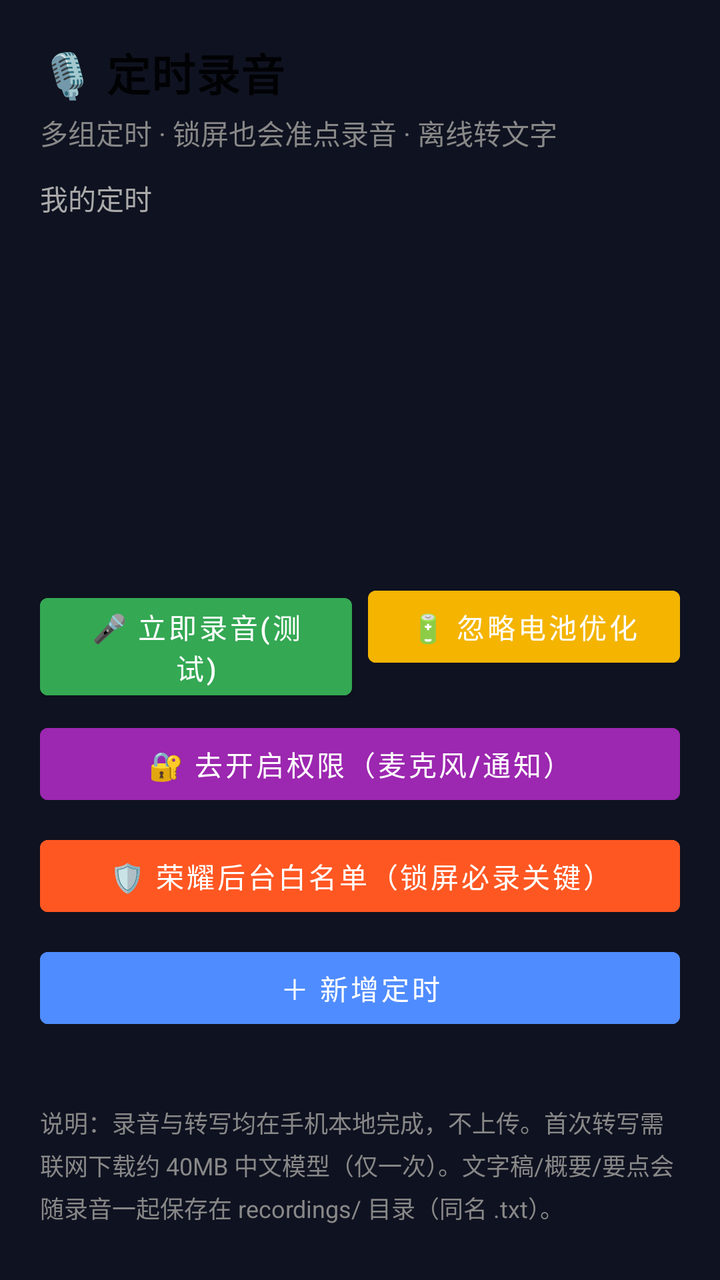
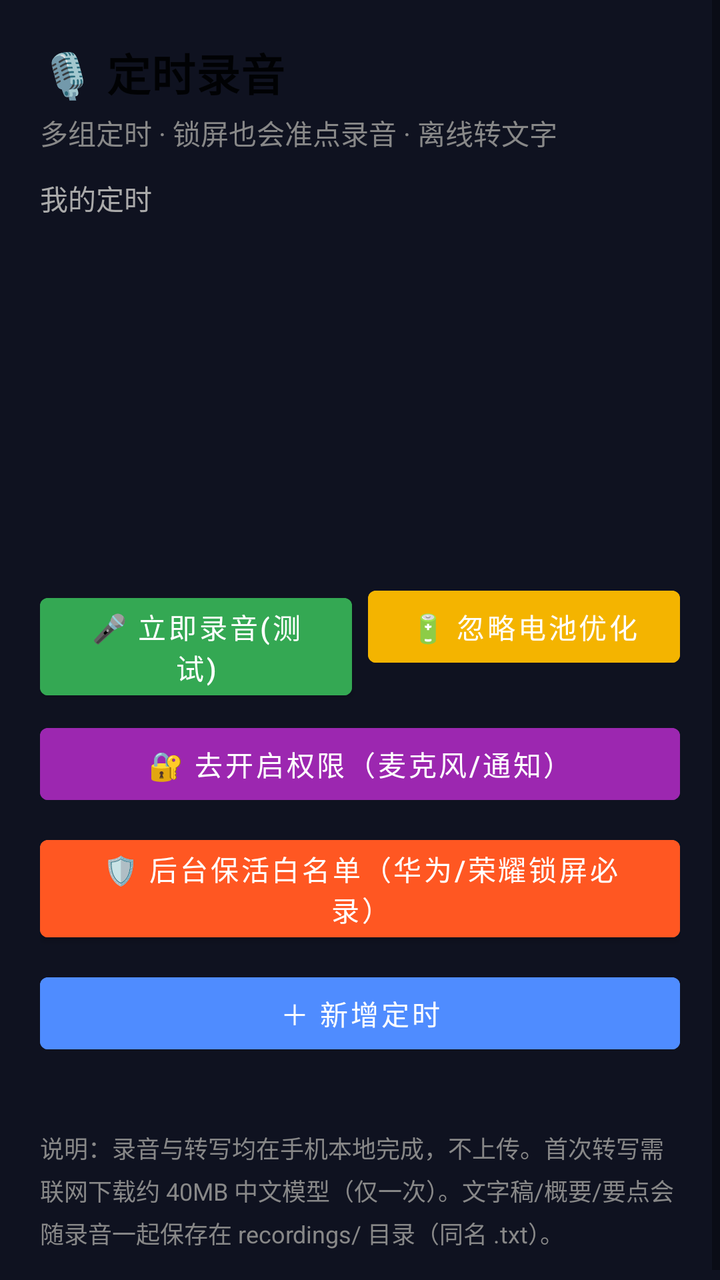

An Android layout rendered at two revisions. The XML below is the earlier revision; the diff shows what the commit changed to produce the second picture.
<!-- AndroidManifest.xml: application theme Theme.Recorder -->
<!-- res/layout/activity_main.xml -->
<?xml version="1.0" encoding="utf-8"?>
<ScrollView xmlns:android="http://schemas.android.com/apk/res/android"
    android:layout_width="match_parent"
    android:layout_height="match_parent">

    <LinearLayout
        android:layout_width="match_parent"
        android:layout_height="wrap_content"
        android:orientation="vertical"
        android:padding="20dp">

        <TextView
            style="@style/TextAppearance.MaterialComponents.Headline6"
            android:layout_width="wrap_content"
            android:layout_height="wrap_content"
            android:text="🎙 定时录音"
            android:textSize="22sp"
            android:textStyle="bold" />

        <TextView
            android:layout_width="wrap_content"
            android:layout_height="wrap_content"
            android:layout_marginTop="4dp"
            android:text="多组定时 · 锁屏也会准点录音 · 离线转文字"
            android:textColor="#888" />

        <TextView
            android:layout_width="wrap_content"
            android:layout_height="wrap_content"
            android:layout_marginTop="12dp"
            android:text="我的定时"
            android:textColor="#aaa" />

        <ListView
            android:id="@+id/listView"
            android:layout_width="match_parent"
            android:layout_height="160dp"
            android:layout_marginTop="8dp" />

        <LinearLayout
            android:layout_width="match_parent"
            android:layout_height="wrap_content"
            android:layout_marginTop="12dp"
            android:orientation="horizontal">

            <Button
                android:id="@+id/testBtn"
                android:layout_width="0dp"
                android:layout_height="wrap_content"
                android:layout_marginEnd="8dp"
                android:layout_weight="1"
                android:backgroundTint="#34a853"
                android:text="🎤 立即录音(测试)" />

            <Button
                android:id="@+id/battBtn"
                android:layout_width="0dp"
                android:layout_height="wrap_content"
                android:layout_weight="1"
                android:backgroundTint="#f4b400"
                android:text="🔋 忽略电池优化" />
        </LinearLayout>

        <Button
            android:id="@+id/permBtn"
            android:layout_width="match_parent"
            android:layout_height="wrap_content"
            android:layout_marginTop="8dp"
            android:backgroundTint="#9c27b0"
            android:text="🔐 去开启权限（麦克风/通知）" />

        <Button
            android:id="@+id/bgBtn"
            android:layout_width="match_parent"
            android:layout_height="wrap_content"
            android:layout_marginTop="8dp"
            android:backgroundTint="#ff5722"
            android:text="🛡 荣耀后台白名单（锁屏必录关键）" />

        <Button
            android:id="@+id/addBtn"
            android:layout_width="match_parent"
            android:layout_height="wrap_content"
            android:layout_marginTop="8dp"
            android:backgroundTint="#4f8cff"
            android:text="＋ 新增定时" />

        <TextView
            android:id="@+id/statusText"
            android:layout_width="match_parent"
            android:layout_height="wrap_content"
            android:layout_marginTop="10dp"
            android:lineSpacingExtra="4dp"
            android:textColor="#ccc"
            android:textSize="12sp" />

        
        <LinearLayout
            android:id="@+id/transcriptCard"
            android:layout_width="match_parent"
            android:layout_height="wrap_content"
            android:layout_marginTop="14dp"
            android:background="#1c1c1c"
            android:orientation="vertical"
            android:padding="14dp"
            android:visibility="gone">

            <LinearLayout
                android:layout_width="match_parent"
                android:layout_height="wrap_content"
                android:orientation="horizontal">

                <TextView
                    android:layout_width="0dp"
                    android:layout_height="wrap_content"
                    android:layout_weight="1"
                    android:text="📝 转写与要点"
                    android:textColor="#fff"
                    android:textSize="16sp"
                    android:textStyle="bold" />

                <Button
                    android:id="@+id/btnCopy"
                    android:layout_width="wrap_content"
                    android:layout_height="wrap_content"
                    android:backgroundTint="#4f8cff"
                    android:paddingLeft="12dp"
                    android:paddingRight="12dp"
                    android:text="复制"
                    android:textSize="12sp" />
            </LinearLayout>

            <TextView
                android:id="@+id/tvTranscriptStatus"
                android:layout_width="match_parent"
                android:layout_height="wrap_content"
                android:layout_marginTop="6dp"
                android:textColor="#ffb74d"
                android:textSize="12sp" />

            <TextView
                android:layout_width="match_parent"
                android:layout_height="wrap_content"
                android:layout_marginTop="10dp"
                android:text="概要"
                android:textColor="#90caf9"
                android:textSize="13sp" />

            <TextView
                android:id="@+id/tvSummary"
                android:layout_width="match_parent"
                android:layout_height="wrap_content"
                android:layout_marginTop="2dp"
                android:lineSpacingExtra="4dp"
                android:textColor="#eee"
                android:textSize="14sp" />

            <TextView
                android:layout_width="match_parent"
                android:layout_height="wrap_content"
                android:layout_marginTop="10dp"
                android:text="要点"
                android:textColor="#90caf9"
                android:textSize="13sp" />

            <TextView
                android:id="@+id/tvPoints"
                android:layout_width="match_parent"
                android:layout_height="wrap_content"
                android:layout_marginTop="2dp"
                android:lineSpacingExtra="4dp"
                android:textColor="#eee"
                android:textSize="14sp" />

            <TextView
                android:layout_width="match_parent"
                android:layout_height="wrap_content"
                android:layout_marginTop="10dp"
                android:text="文字稿"
                android:textColor="#90caf9"
                android:textSize="13sp" />

            <TextView
                android:id="@+id/tvText"
                android:layout_width="match_parent"
                android:layout_height="wrap_content"
                android:layout_marginTop="2dp"
                android:lineSpacingExtra="4dp"
                android:textColor="#ccc"
                android:textSize="13sp" />
        </LinearLayout>

        <TextView
            android:layout_width="match_parent"
            android:layout_height="wrap_content"
            android:layout_marginTop="8dp"
            android:lineSpacingExtra="4dp"
            android:text="说明：录音与转写均在手机本地完成，不上传。首次转写需联网下载约 40MB 中文模型（仅一次）。文字稿/概要/要点会随录音一起保存在 recordings/ 目录（同名 .txt）。"
            android:textColor="#888"
            android:textSize="12sp" />

    </LinearLayout>
</ScrollView>
<!-- resources referenced by this layout -->
<resources>
  <style name="Theme.Recorder" parent="Theme.MaterialComponents.DayNight.NoActionBar">
          <item name="colorPrimary">@color/purple_500</item>
          <item name="colorPrimaryDark">@color/bg</item>
          <item name="colorAccent">@color/teal_200</item>
          <item name="android:windowBackground">@color/bg</item>
          <item name="android:textColor">@color/white</item>
      </style>
  <color name="purple_500">#FF6200EE</color>
  <color name="bg">#0f1220</color>
  <color name="teal_200">#FF03DAC5</color>
  <color name="white">#FFFFFFFF</color>
</resources>

<!-- the commit's change to res/layout/activity_main.xml (unified diff, before → after) -->
@@ -75,7 +75,7 @@
             android:layout_height="wrap_content"
             android:layout_marginTop="8dp"
             android:backgroundTint="#ff5722"
-            android:text="🛡 荣耀后台白名单（锁屏必录关键）" />
+            android:text="🛡 后台保活白名单（华为/荣耀锁屏必录）" />
 
         <Button
             android:id="@+id/addBtn"
